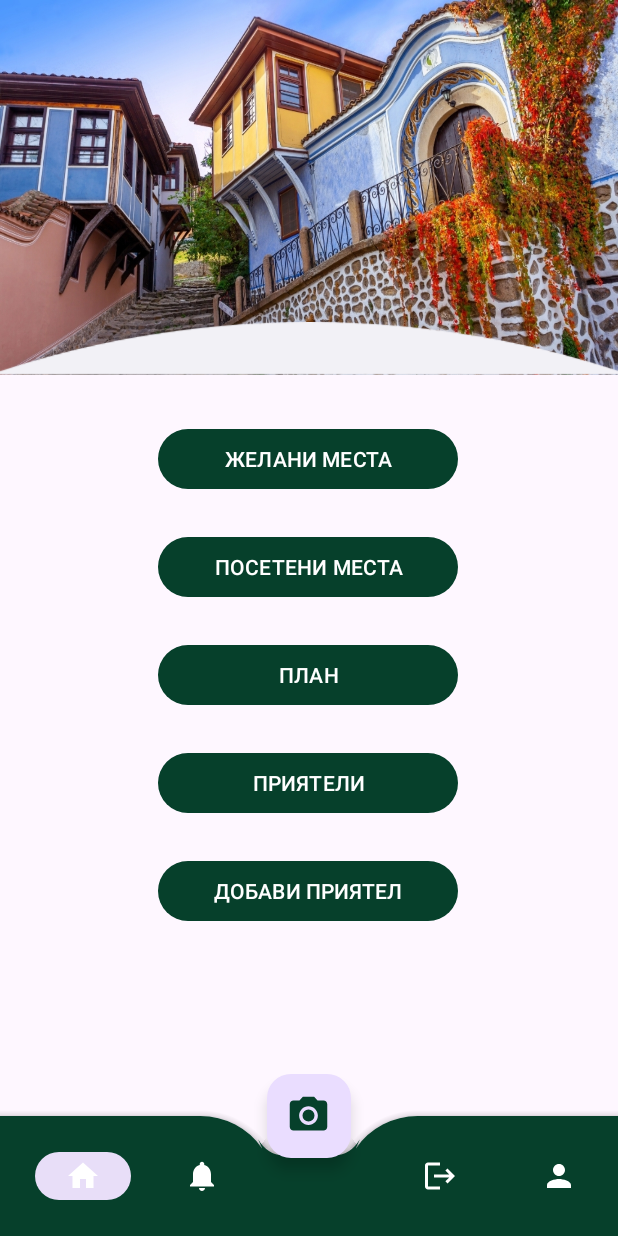
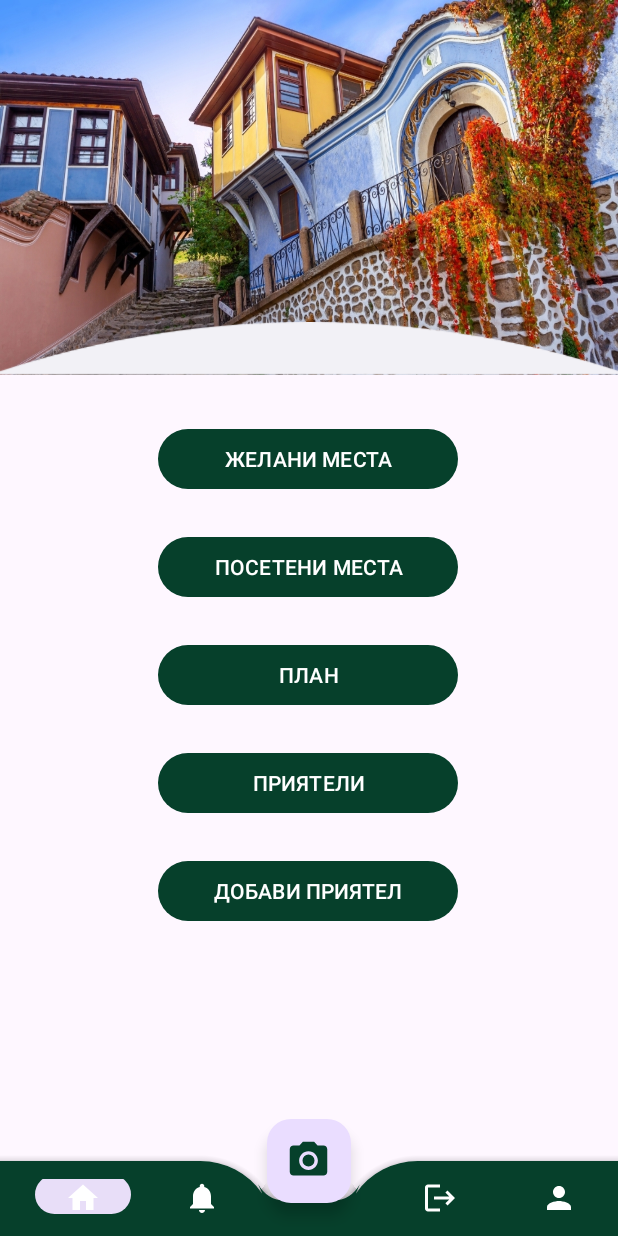
Before and after one commit to HristinaVarbanova/BG-Otrivatel, an Android app: the screen it shows after launch (MainActivity), on a phone screen of 412 x 824 dp. Run offline under Robolectric (Android 15) with nearby library versions, the light colour scheme and no system bars; our stand-ins replace Firebase (no records; nobody signed in at launch, a user with empty details on screens opened directly).

Commit message:
Initial commit

```diff
--- a/app/src/main/java/com/example/loginscreen/View/Adapters/TouristObjectsAdapter.java
+++ b/app/src/main/java/com/example/loginscreen/View/Adapters/TouristObjectsAdapter.java
@@ -69,6 +69,7 @@
                 } else if (context instanceof BeenThere) {
                     ((BeenThere) context).showDeleteDialog(touristObject);
                 }
+
                 return true;
             });
 
--- a/app/src/main/java/com/example/loginscreen/View/BeenThere.java
+++ b/app/src/main/java/com/example/loginscreen/View/BeenThere.java
@@ -44,6 +44,9 @@ public class BeenThere extends AppCompatActivity{
         setContentView(R.layout.activity_beenthere);
 
         beenThereHelper = new BeenThereHelper();
+
+        firestoreHelper = new FirestoreHelper();
+
 
         visitedObjects = new ArrayList<>();
         stars = 0;
--- a/app/src/main/res/layout/activity_main.xml
+++ b/app/src/main/res/layout/activity_main.xml
@@ -106,7 +106,7 @@
     <com.google.android.material.bottomappbar.BottomAppBar
         android:id="@+id/bottomAppBar"
         android:layout_width="match_parent"
-        android:layout_height="wrap_content"
+        android:layout_height="50dp"
         android:layout_gravity="bottom"
         android:background="@color/white"
         app:fabCradleMargin="10dp"
```
Also changed, not shown: app/src/main/res/drawable/bottom_background.xml (deleted, +0 -12 lines).
